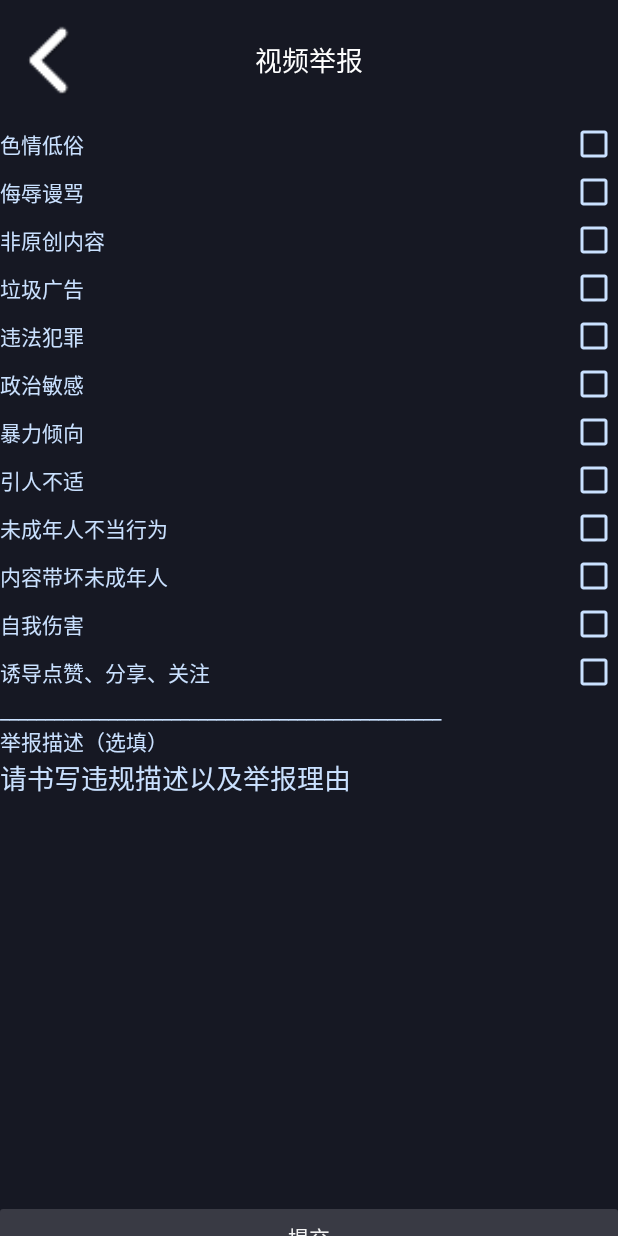
After one commit to SummerFighter/SummerWorkspace, an Android app: the ReportActivity screen opened directly, with no data from a screen before it, on a phone screen of 412 x 824 dp. The commit adds this screen. Run offline under Robolectric (Android 15) with nearby library versions, the phone set to English and light mode, and no system bars; our stand-ins replace CircleImageView.

Commit message:
分享界面新增举报按钮，新增举报框

```diff
--- a/DouyinDemo-master/app/src/main/AndroidManifest.xml
+++ b/DouyinDemo-master/app/src/main/AndroidManifest.xml
@@ -36,7 +36,7 @@
         <activity android:name=".FocusActivity" />
         <activity android:name=".ChatActivity" />
         <activity android:name=".ChatRoom" />
-
+        <activity android:name=".ReportActivity"/>
         <meta-data
             android:name="android.max_aspect"
             android:value="2.1" />
--- a/DouyinDemo-master/app/src/main/java/com/example/administrator/douyin/BaseBottomSheetDialog.java
+++ b/DouyinDemo-master/app/src/main/java/com/example/administrator/douyin/BaseBottomSheetDialog.java
@@ -2,9 +2,11 @@ package com.example.administrator.douyin;
 
 import android.content.Context;
 import android.os.Bundle;
+import android.view.View;
 import android.widget.FrameLayout;
 
 import androidx.annotation.Nullable;
+import androidx.appcompat.app.AppCompatActivity;
 import androidx.coordinatorlayout.widget.CoordinatorLayout;
 import androidx.fragment.app.DialogFragment;
 import com.google.android.material.bottomsheet.BottomSheetBehavior;
@@ -12,7 +14,7 @@ import com.google.android.material.bottomsheet.BottomSheetDialog;
 import com.google.android.material.bottomsheet.BottomSheetDialogFragment;
 
 
-public class BaseBottomSheetDialog extends BottomSheetDialogFragment {
+public class BaseBottomSheetDialog extends BottomSheetDialogFragment{
     private FrameLayout bottomSheet;
     public BottomSheetBehavior<FrameLayout> behavior;
 
@@ -40,6 +42,7 @@ public class BaseBottomSheetDialog extends BottomSheetDialogFragment {
         super.onCreate(savedInstanceState);
 
         setCancelable(true);
+
     }
 
     protected int getHeight() {
--- /dev/null
+++ b/DouyinDemo-master/app/src/main/java/com/example/administrator/douyin/ReportActivity.java
@@ -0,0 +1,53 @@
+package com.example.administrator.douyin;
+
+import android.content.Intent;
+import android.os.Bundle;
+import android.view.View;
+import android.widget.Button;
+import android.widget.CheckBox;
+import android.widget.ImageView;
+
+import androidx.annotation.Nullable;
+import androidx.appcompat.app.AppCompatActivity;
+import androidx.recyclerview.widget.LinearLayoutManager;
+
+import view.ShareDialog;
+
+public class ReportActivity extends AppCompatActivity {
+
+private ImageView backtoshare;
+private Button commitreport;
+    private CheckBox seqingCb;
+
+    protected void onCreate(@Nullable Bundle savedInstanceState) {
+        super.onCreate(savedInstanceState);
+        setContentView(R.layout.activity_report);
+        backtoshare = findViewById(R.id.backtoshare);
+        backtoshare.setOnClickListener(new View.OnClickListener() {
+            @Override
+            public void onClick(View v) {
+                ToMain();
+            }
+        });
+        commitreport = findViewById(R.id.commitreport);
+        commitreport.setOnClickListener(new View.OnClickListener() {
+            @Override
+            public void onClick(View v) {
+                CommitReport();
+            }
+        });
+
+        seqingCb = (CheckBox)findViewById(R.id.seqing);
+    }
+//返回主界面
+    private void ToMain() {
+        Intent intent = new Intent(this, MainActivity.class);
+        startActivity(intent);
+    }
+
+    private void CommitReport() {
+        //提交举报结果
+
+
+    }
+}
--- a/DouyinDemo-master/app/src/main/java/view/ShareDialog.java
+++ b/DouyinDemo-master/app/src/main/java/view/ShareDialog.java
@@ -1,19 +1,27 @@
 package view;
 
 
+import android.content.Intent;
 import android.os.Bundle;
 import android.view.LayoutInflater;
 import android.view.View;
 import android.view.ViewGroup;
+import android.widget.Button;
 import android.widget.TextView;
 
 import androidx.annotation.NonNull;
 import androidx.annotation.Nullable;
+import androidx.appcompat.app.AppCompatActivity;
 import androidx.recyclerview.widget.LinearLayoutManager;
 import androidx.recyclerview.widget.RecyclerView;
 
 import com.example.administrator.douyin.BaseBottomSheetDialog;
+import com.example.administrator.douyin.ChatActivity;
+import com.example.administrator.douyin.EditMyinfo;
+import com.example.administrator.douyin.MainActivity;
 import com.example.administrator.douyin.R;
+import com.example.administrator.douyin.ReportActivity;
+import com.example.administrator.douyin.SearchActivity;
 
 import java.util.ArrayList;
 import adapter.ShareAdapter;
@@ -28,8 +36,6 @@ public class ShareDialog extends BaseBottomSheetDialog {
 
     @BindView(R.id.rv_share)
     RecyclerView rvShare;
-
-
     private ShareAdapter shareAdapter;
     private View view;
     private ArrayList<ShareBean> shareBeans = new ArrayList<>();
@@ -38,12 +44,20 @@ public class ShareDialog extends BaseBottomSheetDialog {
     @Override
     public View onCreateView(@NonNull LayoutInflater inflater, @Nullable ViewGroup container, @Nullable Bundle savedInstanceState) {
         view = inflater.inflate(R.layout.dialog_share, container);
+        Button reportbtn = (Button) view.findViewById(R.id.report);
+        reportbtn.setOnClickListener(new View.OnClickListener() {
+            @Override
+            public void onClick(View v) {
+                Intent intent = new Intent(getActivity(), ReportActivity.class);
+                startActivity(intent);
+            }
+        });
         ButterKnife.bind(this, view);
-
         init();
 
         return view;
     }
+
 
 
     private void init() {
@@ -52,6 +66,7 @@ public class ShareDialog extends BaseBottomSheetDialog {
         rvShare.setLayoutManager(new LinearLayoutManager(getContext(), LinearLayoutManager.HORIZONTAL, false));
         shareAdapter = new ShareAdapter(getContext(), shareBeans);
         rvShare.setAdapter(shareAdapter);
+
 
         setShareDatas();
 
--- /dev/null
+++ b/DouyinDemo-master/app/src/main/res/layout/activity_report.xml
@@ -0,0 +1,196 @@
+<?xml version="1.0" encoding="utf-8"?>
+<LinearLayout xmlns:android="http://schemas.android.com/apk/res/android"
+    xmlns:app="http://schemas.android.com/apk/res-auto"
+    xmlns:tools="http://schemas.android.com/tools"
+    android:layout_width="match_parent"
+    android:layout_height="match_parent"
+    android:orientation="vertical"
+    android:background="@color/colorPrimary">
+
+    <RelativeLayout
+        android:id="@+id/header"
+        android:layout_width="match_parent"
+        android:layout_height="80dp"
+        android:background="#161823">
+
+
+
+    <ImageView
+            android:id="@+id/backtoshare"
+            android:layout_width="69dp"
+            android:layout_height="88dp"
+            android:layout_centerVertical="true"
+            android:padding="10dp"
+            android:src="@mipmap/return_white" />
+        <TextView
+            android:id="@+id/tv_with_name"
+            android:layout_width="wrap_content"
+            android:layout_height="wrap_content"
+            android:layout_centerInParent="true"
+            android:fontFamily="monospace"
+            android:textColor="#ffffff"
+            android:textSize="18sp"
+            android:text="视频举报" />
+
+
+
+    </RelativeLayout>
+
+    <LinearLayout
+        android:layout_width="match_parent"
+        android:layout_height="wrap_content"
+        android:orientation="vertical"
+        android:background="@color/colorPrimary">
+
+        <CheckBox
+            android:id="@+id/seqing"
+            android:layout_width="match_parent"
+            android:layout_height="wrap_content"
+            android:buttonTint="@color/light01"
+            android:layoutDirection="rtl"
+            android:text="色情低俗"
+            android:textColor="@color/light01" />
+
+        <CheckBox
+            android:id="@+id/ruma"
+            android:layout_width="match_parent"
+            android:layout_height="wrap_content"
+            android:buttonTint="@color/light01"
+            android:layoutDirection="rtl"
+            android:text="侮辱谩骂"
+            android:textColor="@color/light01" />
+
+        <CheckBox
+            android:id="@+id/feiyuanchuang"
+            android:layout_width="match_parent"
+            android:layout_height="wrap_content"
+            android:buttonTint="@color/light01"
+            android:layoutDirection="rtl"
+            android:text="非原创内容"
+            android:textColor="@color/light01" />
+
+        <CheckBox
+            android:id="@+id/guanggao"
+            android:layout_width="match_parent"
+            android:layout_height="wrap_content"
+            android:buttonTint="@color/light01"
+            android:layoutDirection="rtl"
+            android:text="垃圾广告"
+            android:textColor="@color/light01" />
+
+        <CheckBox
+            android:id="@+id/illegal"
+            android:layout_width="match_parent"
+            android:layout_height="wrap_content"
+            android:buttonTint="@color/light01"
+            android:layoutDirection="rtl"
+            android:text="违法犯罪"
+            android:textColor="@color/light01" />
+
+        <CheckBox
+            android:id="@+id/zhengzhimingan"
+            android:layout_width="match_parent"
+            android:layout_height="wrap_content"
+            android:buttonTint="@color/light01"
+            android:layoutDirection="rtl"
+            android:text="政治敏感"
+            android:textColor="@color/light01" />
+
+        <CheckBox
+            android:id="@+id/baoliqingxiang"
+            android:layout_width="match_parent"
+            android:layout_height="wrap_content"
+            android:buttonTint="@color/light01"
+            android:layoutDirection="rtl"
+            android:text="暴力倾向"
+            android:textColor="@color/light01" />
+
+        <CheckBox
+            android:id="@+id/yinrenbushi"
+            android:layout_width="match_parent"
+            android:layout_height="wrap_content"
+            android:buttonTint="@color/light01"
+            android:layoutDirection="rtl"
+            android:text="引人不适"
+            android:textColor="@color/light01" />
+
+        <CheckBox
+            android:id="@+id/weichengnianmistake"
+            android:layout_width="match_parent"
+            android:layout_height="wrap_content"
+            android:buttonTint="@color/light01"
+            android:layoutDirection="rtl"
+            android:text="未成年人不当行为"
+            android:textColor="@color/light01" />
+
+        <CheckBox
+            android:id="@+id/leadweichengnian"
+            android:layout_width="match_parent"
+            android:layout_height="wrap_content"
+            android:buttonTint="@color/light01"
+            android:layoutDirection="rtl"
+            android:text="内容带坏未成年人"
+            android:textColor="@color/light01" />
+
+        <CheckBox
+            android:id="@+id/ziwoshanghai"
+            android:layout_width="match_parent"
+            android:layout_height="wrap_content"
+            android:buttonTint="@color/light01"
+            android:layoutDirection="rtl"
+            android:text="自我伤害"
+            android:textColor="@color/light01" />
+
+        <CheckBox
+            android:id="@+id/youdao"
+            android:layout_width="match_parent"
+            android:layout_height="wrap_content"
+            android:buttonTint="@color/light01"
+            android:layoutDirection="rtl"
+            android:text="诱导点赞、分享、关注"
+            android:textColor="@color/light01" />
+<TextView
+    android:layout_width="match_parent"
+    android:layout_height="wrap_content"
+    android:text="_________________________________________________"
+    android:textColor="@color/light01"
+    />
+    </LinearLayout>
+    <LinearLayout
+        android:layout_width="match_parent"
+        android:background="@color/colorPrimary"
+        android:layout_height="wrap_content"
+        android:orientation="vertical">
+
+        <TextView
+            android:layout_width="match_parent"
+            android:layout_height="wrap_content"
+            android:text="举报描述（选填）"
+            android:textColor="@color/light01" />
+
+        <EditText
+            android:id="@+id/edit_report_reason"
+            android:gravity="start"
+            android:layout_width="match_parent"
+            android:layout_height="301dp"
+            android:background="@color/colorPrimary"
+            android:hint="请书写违规描述以及举报理由"
+            android:maxLines="13"
+            android:textColor="@color/light01"
+            android:textColorHint="@color/light01" />
+    </LinearLayout>
+<LinearLayout
+    android:layout_width="match_parent"
+    android:layout_height="wrap_content">
+
+    <Button
+        android:id="@+id/commitreport"
+        android:layout_width="match_parent"
+        android:layout_height="37dp"
+        android:text="提交"
+        android:background="@drawable/button_shape"
+        android:textColor="@color/light_gray" />
+</LinearLayout>
+
+
+</LinearLayout>
--- a/DouyinDemo-master/app/src/main/res/layout/dialog_share.xml
+++ b/DouyinDemo-master/app/src/main/res/layout/dialog_share.xml
@@ -38,7 +38,13 @@
         android:layout_height="1dp"
         android:background="@color/light_gray"
         android:layout_marginTop="20dp"/>
-
+    <Button
+        android:id="@+id/report"
+        android:layout_width="match_parent"
+        android:layout_height="37dp"
+        android:text="举报视频"
+        android:background="@color/white"
+        android:textColor="@color/black_overlay" />
 
 
 </LinearLayout>
```
